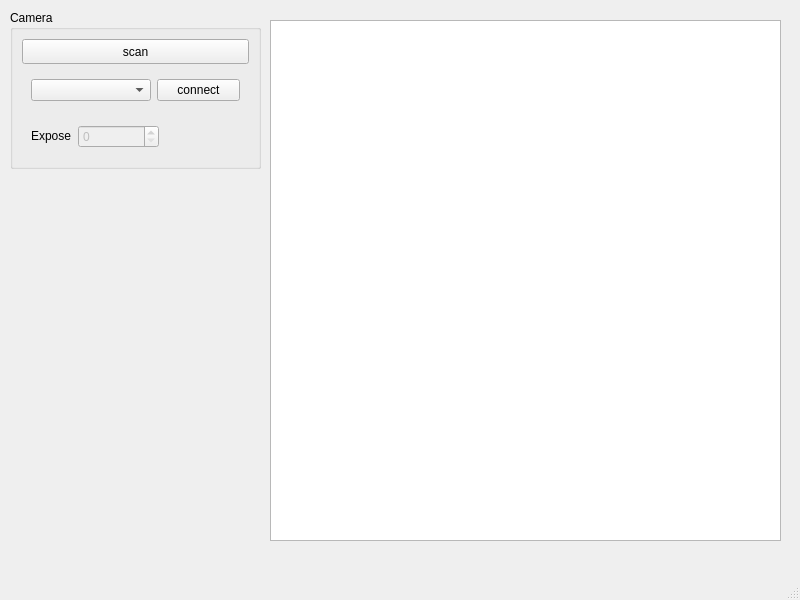
This is sfdi-ui/ui/MainWindow.ui in xiaotang2333333/sfdi_cpp as Qt 5 draws it before an edit. The edited form follows.
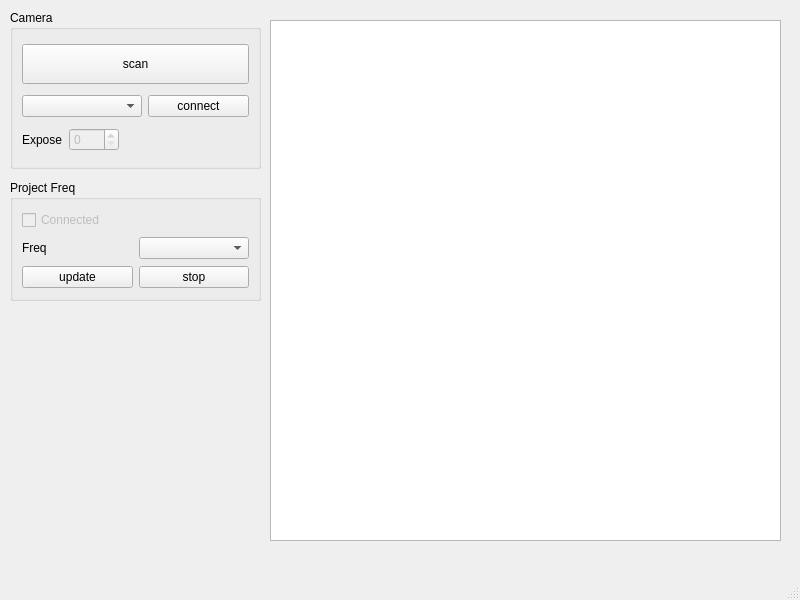
This is the edited form.

The edit to the form file:
```diff
--- a/sfdi-ui/ui/MainWindow.ui
+++ b/sfdi-ui/ui/MainWindow.ui
@@ -59,7 +59,6 @@
       </widget>
      </item>
      <item>
-      <widget class="QWidget" name="connectCamWidget" native="true">
        <layout class="QHBoxLayout" name="horizontalLayout_2">
         <item>
          <widget class="QComboBox" name="camSelector">
@@ -97,15 +96,13 @@
          </widget>
         </item>
        </layout>
-      </widget>
      </item>
      <item>
-      <widget class="QWidget" name="exposeWidget" native="true">
-       <layout class="QHBoxLayout" name="horizontalLayout">
+      <layout class="QHBoxLayout" name="horizontalLayout_3">
         <item>
-         <widget class="QLabel" name="exposeLbl">
+        <widget class="QLabel" name="label_CamExpose">
           <property name="sizePolicy">
-           <sizepolicy hsizetype="Fixed" vsizetype="Fixed">
+          <sizepolicy hsizetype="Preferred" vsizetype="Preferred">
             <horstretch>0</horstretch>
             <verstretch>0</verstretch>
            </sizepolicy>
@@ -116,12 +113,12 @@
          </widget>
         </item>
         <item>
-         <widget class="QSpinBox" name="exposeSpin">
+        <widget class="QSpinBox" name="spinBox_CamExpose">
           <property name="enabled">
            <bool>false</bool>
           </property>
           <property name="sizePolicy">
-           <sizepolicy hsizetype="Expanding" vsizetype="Fixed">
+          <sizepolicy hsizetype="Minimum" vsizetype="Fixed">
             <horstretch>0</horstretch>
             <verstretch>0</verstretch>
            </sizepolicy>
@@ -129,7 +126,7 @@
           <property name="minimumSize">
            <size>
             <width>50</width>
-            <height>0</height>
+           <height>20</height>
            </size>
           </property>
           <property name="maximumSize">
@@ -154,7 +151,6 @@
          </spacer>
         </item>
        </layout>
-      </widget>
      </item>
     </layout>
    </widget>
@@ -168,6 +164,70 @@
      </rect>
     </property>
    </widget>
+   <widget class="QGroupBox" name="groupBox_ProjectFreq">
+    <property name="enabled">
+     <bool>true</bool>
+    </property>
+    <property name="geometry">
+     <rect>
+      <x>10</x>
+      <y>180</y>
+      <width>251</width>
+      <height>121</height>
+     </rect>
+    </property>
+    <property name="title">
+     <string>Project Freq</string>
+    </property>
+    <layout class="QVBoxLayout" name="verticalLayout_2">
+     <item>
+      <widget class="QCheckBox" name="checkBox_ProjectStatus">
+       <property name="enabled">
+        <bool>false</bool>
+       </property>
+       <property name="text">
+        <string>Connected</string>
+       </property>
+      </widget>
+     </item>
+     <item>
+      <layout class="QHBoxLayout" name="horizontalLayout">
+       <item>
+        <widget class="QLabel" name="label_Freq">
+         <property name="text">
+          <string>Freq</string>
+         </property>
+        </widget>
+       </item>
+       <item>
+        <widget class="QComboBox" name="comboBox_Freq">
+         <property name="enabled">
+          <bool>true</bool>
+         </property>
+        </widget>
+       </item>
+      </layout>
+     </item>
+     <item>
+      <layout class="QHBoxLayout" name="horizontalLayout_4">
+       <item>
+        <widget class="QPushButton" name="pushButton_UpdateFreq">
+         <property name="text">
+          <string>update</string>
+         </property>
+        </widget>
+       </item>
+       <item>
+        <widget class="QPushButton" name="pushButton_StopProject">
+         <property name="text">
+          <string>stop</string>
+         </property>
+        </widget>
+       </item>
+      </layout>
+     </item>
+    </layout>
+   </widget>
   </widget>
   <widget class="QMenuBar" name="menubar">
    <property name="geometry">
```
Left out of the diff: 12 changed lines with no effect on the pictures. Lines whose indentation alone changed are shown as unchanged.
